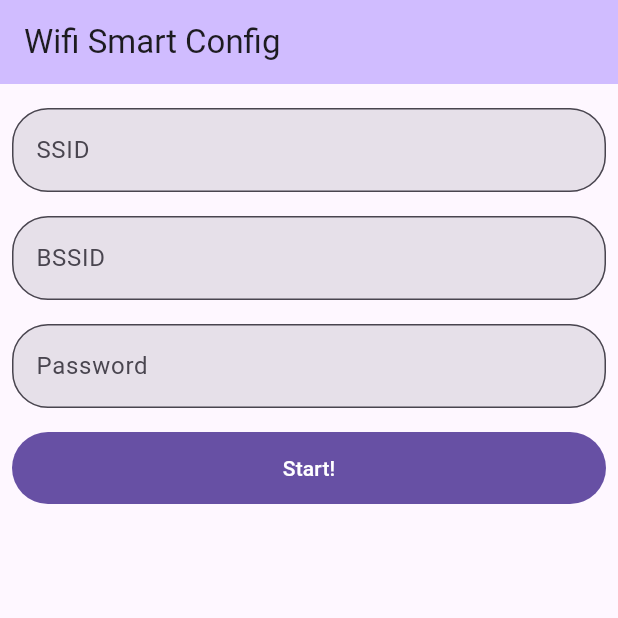
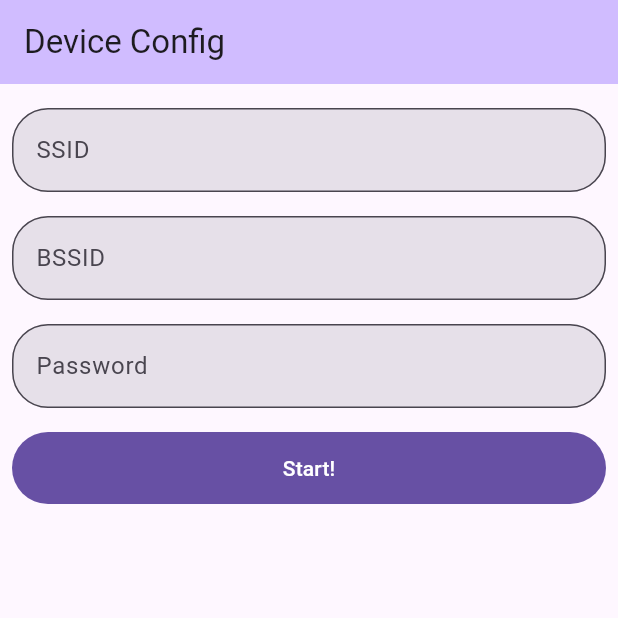
Before and after one commit to anoochit/0ood_node, a Flutter app: the screen it shows after launch, on a phone screen of 412 x 824 dp, the top half of it. Run offline on Flutter 3.47's test engine with Material 2 defaults, Android fonts, the phone set to English and light mode, and no system bars; our stand-ins replace flutter_dotenv, graphql_flutter, permission_handler, responsive_builder, syncfusion_flutter_charts; missing offline and left inert: esp_smartconfig, network_info_plus.

```diff
--- a/smartconfig/lib/main.dart
+++ b/smartconfig/lib/main.dart
@@ -14,7 +14,7 @@ class MyApp extends StatelessWidget {
   Widget build(BuildContext context) {
     return MaterialApp(
       debugShowCheckedModeBanner: false,
-      title: 'Flutter Demo',
+      title: '0ood',
       theme: ThemeData(
         useMaterial3: true,
       ),
--- a/smartconfig/lib/pages/home.dart
+++ b/smartconfig/lib/pages/home.dart
@@ -48,7 +48,7 @@ class _HomePageState extends State<HomePage> {
   Widget build(BuildContext context) {
     return Scaffold(
         appBar: AppBar(
-          title: const Text('Wifi Smart Config'),
+          title: const Text('Device Config'),
           backgroundColor: Theme.of(context).colorScheme.inversePrimary,
         ),
         body: SafeArea(
@@ -112,7 +112,7 @@ class _HomePageState extends State<HomePage> {
                     ),
                   ),
 
-                  // button
+                  // start button
                   Visibility(
                     visible: !startProvisioning,
                     child: Padding(
@@ -164,6 +164,7 @@ class _HomePageState extends State<HomePage> {
                                   password: txtWifiPasswordController.text,
                                 ));
 
+                                // show circle progress indicator dialog
                                 showDialog(
                                   context: context,
                                   builder: (context) {
@@ -184,6 +185,7 @@ class _HomePageState extends State<HomePage> {
                                 );
                               } catch (e, _) {
                                 log('e');
+                                // TODO : should add error dialog here
                               }
                             }
                           },
@@ -193,6 +195,7 @@ class _HomePageState extends State<HomePage> {
                     ),
                   ),
 
+                  // stop button
                   Visibility(
                     visible: startProvisioning,
                     child: Padding(
@@ -218,6 +221,7 @@ class _HomePageState extends State<HomePage> {
         ));
   }
 
+  // ask location permission
   _permissionHandler() async {
     await Permission.location.status.then((value) async {
       if (!value.isGranted) {
@@ -228,6 +232,7 @@ class _HomePageState extends State<HomePage> {
     });
   }
 
+  // ask wifi info
   Future<void> _initNetworkInfo() async {
     try {
       if (!kIsWeb && Platform.isIOS) {
```
Also changed, not shown: 3 other files.
